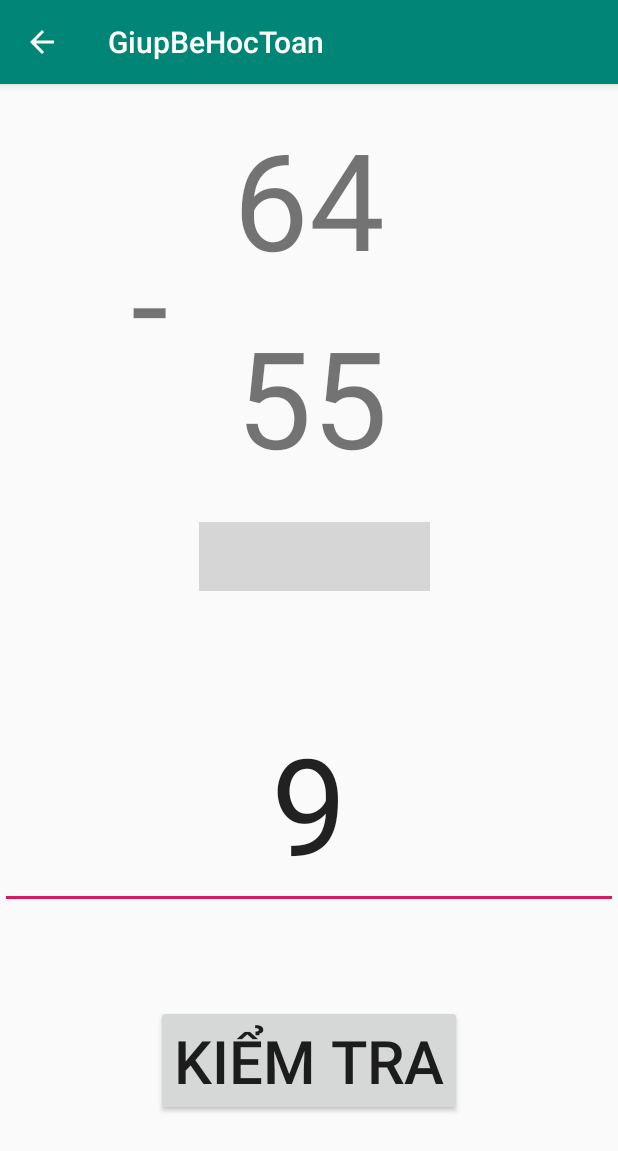
After one commit to lethekhoi/GiupBeHocToan, an Android app: the PhepToanPhamVi100Activity screen opened directly, with no data from a screen before it, on a phone screen of 412 x 824 dp. The commit adds this screen. Shown: the top 1151 px of the screen. Run offline under Robolectric (Android 15) with nearby library versions, the phone set to English and light mode, and no system bars; grey boxes are pictures that could not be loaded.

Commit message:
Create activity PhepToanPhamVi100

```diff
--- a/app/src/main/AndroidManifest.xml
+++ b/app/src/main/AndroidManifest.xml
@@ -11,10 +11,12 @@
         android:supportsRtl="true"
         android:theme="@style/AppTheme"
         tools:ignore="GoogleAppIndexingWarning">
+        <activity android:name=".PhepToanPhamVi100Activity"
+            android:parentActivityName=".MenuActivity"
+            ></activity>
         <activity
             android:name=".PhepToanPhamVi10Activity"
             android:parentActivityName=".MenuActivity">
-
             <meta-data
                 android:name="android.support.PARENT_ACTIVITY"
                 android:value=".MainActivity" />
--- a/app/src/main/java/lethekhoi/ltk/hcmus/giupbehoctoan/MenuActivity.java
+++ b/app/src/main/java/lethekhoi/ltk/hcmus/giupbehoctoan/MenuActivity.java
@@ -12,11 +12,6 @@ public class MenuActivity extends AppCompatActivity {
     protected void onCreate(Bundle savedInstanceState) {
         super.onCreate(savedInstanceState);
         setContentView(R.layout.activity_menu);
-
-
-
-
-
 
     }
 
@@ -33,7 +28,12 @@ public class MenuActivity extends AppCompatActivity {
 
         startActivity(intent);
     }
+    public void button4Click(View view ){
 
+        Intent intent = new Intent(this, PhepToanPhamVi100Activity.class);
+
+        startActivity(intent);
+    }
 
 
 }
--- /dev/null
+++ b/app/src/main/java/lethekhoi/ltk/hcmus/giupbehoctoan/PhepToanPhamVi100Activity.java
@@ -0,0 +1,107 @@
+package lethekhoi.ltk.hcmus.giupbehoctoan;
+
+import androidx.appcompat.app.AppCompatActivity;
+
+import android.os.Bundle;
+import android.util.Log;
+import android.view.View;
+import android.widget.Button;
+import android.widget.EditText;
+import android.widget.TextView;
+import android.widget.Toast;
+
+import java.util.Random;
+
+public class PhepToanPhamVi100Activity extends AppCompatActivity {
+
+    TextView txtSoHang1, txtSoHang2, txtPhepToan;
+    Button btnKiemTra;
+    EditText edtKetQua;
+    Random mRandom;
+    int mRandomSt1 = 0;
+    int mRandomSt2 = 0;
+    int mKQ = 0;
+    int mIndex = 0;
+
+    @Override
+    protected void onCreate(Bundle savedInstanceState) {
+        super.onCreate(savedInstanceState);
+        setContentView(R.layout.activity_phep_toan_pham_vi100);
+
+        init();
+
+        mapView();
+
+        event();
+    }
+
+    private void init() {
+        txtSoHang1 = findViewById(R.id.txtSoHang1);
+        txtSoHang2 = findViewById(R.id.txtSoHang2);
+        txtPhepToan = findViewById(R.id.txtPhepToan);
+        btnKiemTra = findViewById(R.id.btnKiemTra);
+        edtKetQua = findViewById(R.id.edtKetQua);
+        mRandom = new Random();
+    }
+
+
+    private void mapView() {
+
+        handleRandom();
+
+    }
+
+    private void handleRandom() {
+        mIndex = mRandom.nextInt(2);
+        switch (mIndex) {
+            case 0://+
+                mRandomSt1 = mRandom.nextInt(100);
+                mRandomSt2 = mRandom.nextInt(100 - mRandomSt1 + 1);
+                txtSoHang1.setText(mRandomSt1 + "");
+                txtSoHang2.setText(mRandomSt2 + "");
+                txtPhepToan.setText("+");
+                break;
+
+
+            case 1:
+                mRandomSt1 = mRandom.nextInt(100);
+                mRandomSt2 = mRandom.nextInt(mRandomSt1 + 1);
+                txtSoHang1.setText(mRandomSt1 + "");
+                txtSoHang2.setText(mRandomSt2 + "");
+                txtPhepToan.setText("-");
+                break;
+        }
+
+    }
+
+    private void event() {
+        btnKiemTra.setOnClickListener(new View.OnClickListener() {
+            String thongbao = "";
+            @Override
+            public void onClick(View view) {
+
+                mKQ = Integer.parseInt(edtKetQua.getText().toString());
+                switch (mIndex) {
+
+                    case 0:
+                        thongbao=  (mKQ==mRandomSt1+mRandomSt2)?"Chính xác":"Sai rồi";
+                        Log.d("ABC",mRandomSt1 + "+" + mRandomSt2);
+                        Toast.makeText(PhepToanPhamVi100Activity.this,thongbao,Toast.LENGTH_SHORT).show();
+                        Log.d("ABC",thongbao);
+                        break;
+
+                    case 1:
+                        thongbao=  (mKQ==mRandomSt1-mRandomSt2)? "Chính xác":"Sai rồi";
+                        Toast.makeText(PhepToanPhamVi100Activity.this,thongbao,Toast.LENGTH_SHORT).show();
+                        Log.d("ABC",mRandomSt1 + "-" + mRandomSt2);
+                        Log.d("ABC",thongbao);
+                        break;
+
+                }
+                handleRandom();
+            }
+        });
+
+
+    }
+}
--- a/app/src/main/res/layout/activity_menu.xml
+++ b/app/src/main/res/layout/activity_menu.xml
@@ -43,6 +43,7 @@
         <Button
 
             android:text="Cộng trừ trong phạm vi 100"
+            android:onClick="button4Click"
             app:layout_constraintTop_toBottomOf="@id/btn3"
             app:layout_constraintLeft_toLeftOf="parent"
             app:layout_constraintRight_toRightOf="parent"
--- /dev/null
+++ b/app/src/main/res/layout/activity_phep_toan_pham_vi100.xml
@@ -0,0 +1,84 @@
+<?xml version="1.0" encoding="utf-8"?>
+<androidx.constraintlayout.widget.ConstraintLayout xmlns:android="http://schemas.android.com/apk/res/android"
+    xmlns:app="http://schemas.android.com/apk/res-auto"
+    xmlns:tools="http://schemas.android.com/tools"
+    android:layout_width="match_parent"
+    android:layout_height="match_parent"
+    tools:context=".PhepToanPhamVi100Activity">
+    <TextView
+        android:id="@+id/txtSoHang1"
+        android:layout_width="wrap_content"
+        android:layout_height="wrap_content"
+        android:layout_marginTop="16dp"
+        android:text="68"
+        android:textSize="90sp"
+        app:layout_constraintEnd_toEndOf="parent"
+        app:layout_constraintStart_toStartOf="parent"
+        app:layout_constraintTop_toTopOf="parent" />
+
+    <TextView
+        android:id="@+id/txtSoHang2"
+        android:layout_width="wrap_content"
+        android:layout_height="wrap_content"
+        android:layout_marginTop="12dp"
+        android:text="13"
+        android:textSize="90sp"
+        app:layout_constraintEnd_toEndOf="parent"
+        app:layout_constraintHorizontal_bias="0.507"
+        app:layout_constraintStart_toStartOf="parent"
+        app:layout_constraintTop_toBottomOf="@+id/txtSoHang1" />
+
+    <TextView
+        android:id="@+id/txtPhepToan"
+        android:layout_width="wrap_content"
+        android:layout_height="wrap_content"
+        android:text="+"
+        android:textSize="90sp"
+        app:layout_constraintBottom_toTopOf="@+id/txtSoHang2"
+        app:layout_constraintEnd_toEndOf="parent"
+        app:layout_constraintHorizontal_bias="0.225"
+        app:layout_constraintStart_toStartOf="parent"
+        app:layout_constraintTop_toBottomOf="@+id/txtSoHang1"
+        app:layout_constraintVertical_bias="0.477" />
+
+    <ImageView
+        android:id="@+id/imageView2"
+        android:layout_width="154dp"
+        android:layout_height="46dp"
+        android:layout_marginTop="24dp"
+        android:background="@null"
+        android:scaleType="centerCrop"
+        app:layout_constraintEnd_toEndOf="parent"
+        app:layout_constraintHorizontal_bias="0.513"
+        app:layout_constraintStart_toStartOf="parent"
+        app:layout_constraintTop_toBottomOf="@+id/txtSoHang2"
+        app:srcCompat="@drawable/ic_substract" />
+
+    <EditText
+        android:id="@+id/edtKetQua"
+        android:layout_width="wrap_content"
+        android:layout_height="wrap_content"
+        android:ems="10"
+        android:gravity="center"
+        android:inputType="textPersonName"
+        android:textAlignment="center"
+        android:text="9"
+        android:textSize="90dp"
+        app:layout_constraintBottom_toTopOf="@+id/btnKiemTra"
+        app:layout_constraintEnd_toEndOf="parent"
+        app:layout_constraintStart_toStartOf="parent"
+        app:layout_constraintTop_toBottomOf="@+id/imageView2"
+        app:layout_constraintVertical_bias="0.525" />
+
+    <Button
+        android:id="@+id/btnKiemTra"
+        android:layout_width="wrap_content"
+        android:layout_height="wrap_content"
+        android:layout_marginBottom="80dp"
+        android:text="KIỂM TRA"
+        android:textSize="40sp"
+        app:layout_constraintBottom_toBottomOf="parent"
+        app:layout_constraintEnd_toEndOf="parent"
+        app:layout_constraintStart_toStartOf="parent" />
+
+</androidx.constraintlayout.widget.ConstraintLayout>
```
